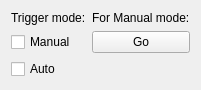
The window that trigger.ui (goodvin360/pivn_app) describes before a commit, drawn with Qt 5.
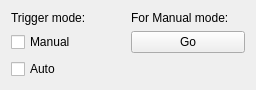
The same window after the commit.

Diff of the .ui file:
```diff
--- a/trigger.ui
+++ b/trigger.ui
@@ -6,7 +6,7 @@
    <rect>
     <x>0</x>
     <y>0</y>
-    <width>177</width>
+    <width>256</width>
     <height>83</height>
    </rect>
   </property>
```
Left out of the diff: 12 changed lines with no effect on the pictures.
